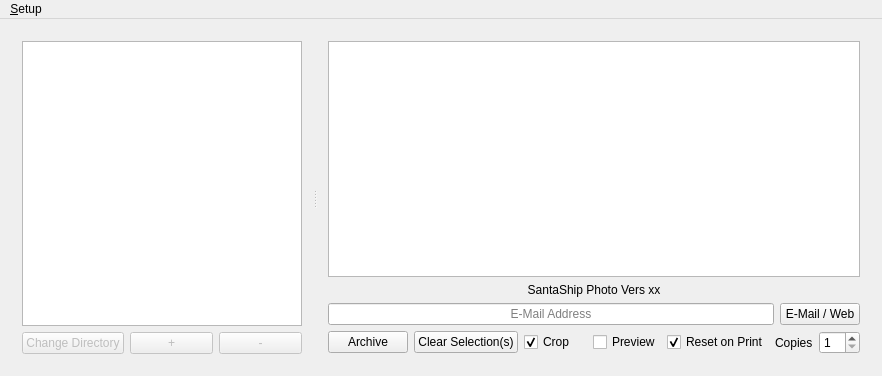
Above: mainwindow.ui from zaphodbe/SantaShip before the change. Below: the same form after it.
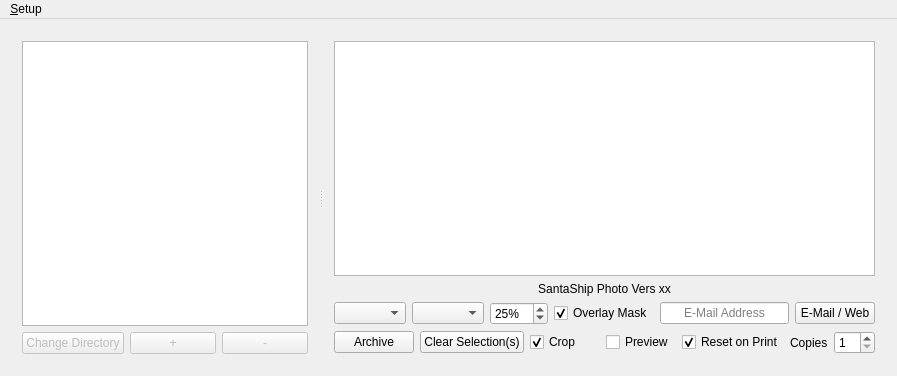
That is the form after the change.

Commit message: Added overlay and associated settings

Patch:
```diff
--- a/mainwindow.ui
+++ b/mainwindow.ui
@@ -6,7 +6,7 @@
    <rect>
     <x>0</x>
     <y>0</y>
-    <width>882</width>
+    <width>897</width>
     <height>376</height>
    </rect>
   </property>
@@ -125,6 +125,35 @@
         </item>
         <item>
          <layout class="QHBoxLayout" name="horizontalLayout_Email">
+          <item>
+           <widget class="QComboBox" name="comboBoxOverlay"/>
+          </item>
+          <item>
+           <widget class="QComboBox" name="comboBoxOverlayLocation"/>
+          </item>
+          <item>
+           <widget class="QSpinBox" name="spinBoxOverlayScale">
+            <property name="suffix">
+             <string>%</string>
+            </property>
+            <property name="maximum">
+             <number>100</number>
+            </property>
+            <property name="value">
+             <number>25</number>
+            </property>
+           </widget>
+          </item>
+          <item>
+           <widget class="QCheckBox" name="checkBoxOverlayMask">
+            <property name="text">
+             <string>Overlay Mask</string>
+            </property>
+            <property name="checked">
+             <bool>true</bool>
+            </property>
+           </widget>
+          </item>
           <item>
            <widget class="QLineEdit" name="lineEditEmail">
             <property name="enabled">
@@ -239,7 +268,7 @@
     <rect>
      <x>0</x>
      <y>0</y>
-     <width>882</width>
+     <width>897</width>
      <height>22</height>
     </rect>
    </property>
```
Left out of the diff: 70 changed lines with no effect on the pictures. The commit also changes 2 other files.
